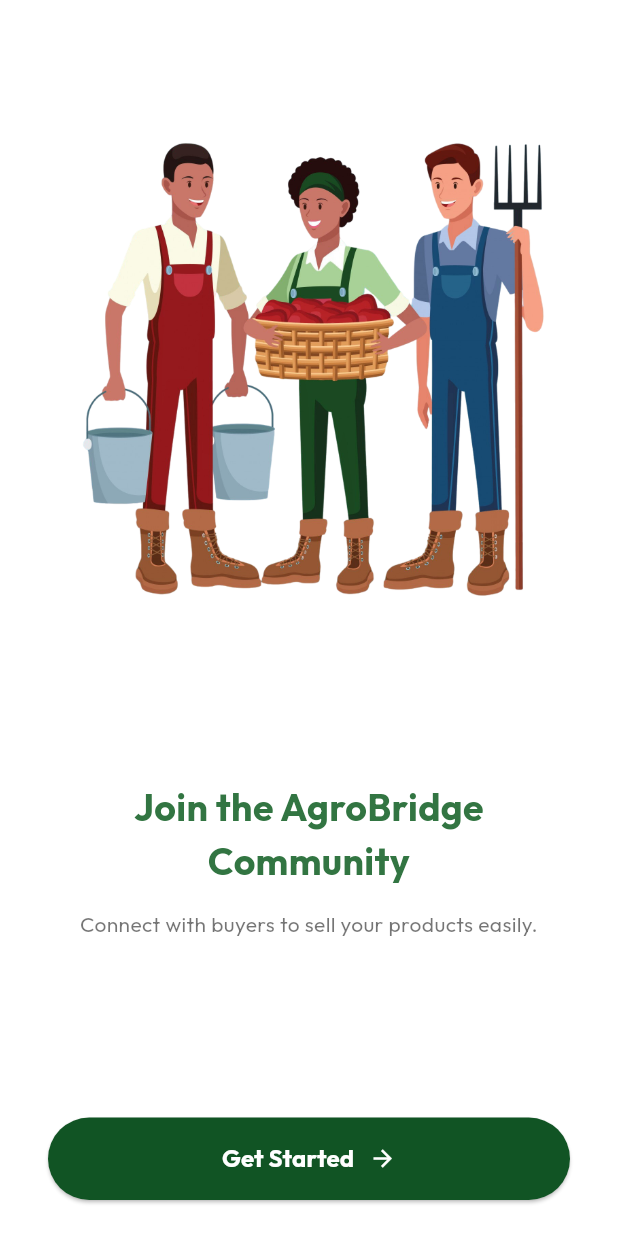
After one commit to ragupari/AgroBridge-FlutterApp, a Flutter app: the ProductSellingWelcomeScreen screen opened by its route, on a phone screen of 412 x 824 dp. The commit adds this screen. Run offline on Flutter 3.47's test engine with Material 3 defaults, Android fonts, the phone set to English and light mode, and no system bars; our stand-ins replace animate_do, flutter_dotenv, google_fonts, image_picker, shared_preferences; accounts and stored records are empty; network calls fail.

Commit message:
Change the UI of product selling

```diff
--- a/lib/main.dart
+++ b/lib/main.dart
@@ -6,6 +6,7 @@
 import 'package:green_stack/screens/otp_screen.dart';
 import 'package:green_stack/screens/product_screen.dart';
 import 'package:green_stack/screens/product_selling_screen.dart';
+import 'package:green_stack/screens/product_selling_welcome_screen.dart';
 import 'screens/login_screen.dart';
 import 'screens/signup_screen.dart';
 import 'screens/status_screen.dart';
@@ -50,6 +51,7 @@
         '/notifications': (_) => const AuthGuard(child: NotificationsScreen()),
         '/join': (_) => const JoinScreen(),
         '/sell-product': (_) => const AuthGuard(child: ProductSellingScreen()),
+        '/product-selling-welcome': (_) => const ProductSellingWelcomeScreen(),
       },
     );
   }
--- /dev/null
+++ b/lib/screens/product_selling_welcome_screen.dart
@@ -0,0 +1,97 @@
+import "package:flutter/material.dart";
+import 'package:green_stack/widgets/main_layout.dart';
+
+class ProductSellingWelcomeScreen extends StatelessWidget {
+  const ProductSellingWelcomeScreen({super.key});
+
+  @override
+  Widget build(BuildContext context) {
+    return Scaffold(
+      backgroundColor: Colors.white, // Optional: background color
+      body: SafeArea(
+        child: Column(
+          mainAxisAlignment: MainAxisAlignment.spaceBetween,
+          children: [
+            // Top illustration image
+            Padding(
+              padding: const EdgeInsets.only(top: 30),
+              child: Image.asset(
+                'images/AddProductBackround.png',
+                height: MediaQuery.of(context).size.height * 0.55,
+                fit: BoxFit.cover,
+              ),
+            ),
+
+            // Title & subtitle
+            Padding(
+              padding: const EdgeInsets.symmetric(horizontal: 24.0),
+              child: Column(
+                children: const [
+                  Text(
+                    "Join the AgroBridge Community",
+                    style: TextStyle(
+                      fontSize: 25,
+                      fontWeight: FontWeight.bold,
+                      color: Color.fromARGB(221, 19, 96, 37),
+                    ),
+                    textAlign: TextAlign.center,
+                  ),
+                  SizedBox(height: 14),
+                  Text(
+                    "Connect with buyers to sell your products easily.",
+                    style: TextStyle(
+                      fontSize: 14,
+                      color: Colors.black54,
+                      height: 1.4,
+                    ),
+                    textAlign: TextAlign.center,
+                  ),
+                ],
+              ),
+            ),
+
+            const SizedBox(height: 20),
+
+            // Get Started Button with arrow
+            Padding(
+              padding: const EdgeInsets.symmetric(
+                horizontal: 32.0,
+                vertical: 24,
+              ),
+              child: SizedBox(
+                width: double.infinity,
+                child: ElevatedButton(
+                  onPressed: () {
+                    Navigator.pushNamed(context, '/sell-product');
+                  },
+                  style: ElevatedButton.styleFrom(
+                    backgroundColor: const Color.fromARGB(255, 17, 84, 36),
+                    shape: RoundedRectangleBorder(
+                      borderRadius: BorderRadius.circular(30),
+                    ),
+                    padding: const EdgeInsets.symmetric(vertical: 16),
+                  ),
+                  child: const Row(
+                    mainAxisAlignment: MainAxisAlignment.center,
+                    children: [
+                      Text(
+                        "Get Started",
+                        style: TextStyle(
+                          fontSize: 16,
+                          fontWeight: FontWeight.bold,
+                          color: Colors.white,
+                        ),
+                      ),
+                      SizedBox(width: 10),
+                      Icon(Icons.arrow_forward, color: Colors.white),
+                    ],
+                  ),
+                ),
+              ),
+            ),
+          ],
+        ),
+      ),
+    );
+  }
+}
--- a/pubspec.yaml
+++ b/pubspec.yaml
@@ -41,6 +41,7 @@
   animate_do: ^3.0.0
   shared_preferences: ^2.5.3
   path_provider: ^2.1.2
+  intl: ^0.20.2
   # carousel_slider: ^4.1.1
 
 
@@ -80,8 +81,8 @@
     - images/vegetables.png
     - images/fruits.png
     - images/AgroBridge.png
-  #   - images/a_dot_burr.jpeg
-  #   - images/a_dot_ham.jpeg
+    - images/AddProductBackround.png
+    - images/Bg_Product_add.jpg
 
   # An image asset can refer to one or more resolution-specific "variants", see
   # https://flutter.dev/to/resolution-aware-images
```
Also changed, not shown: lib/screens/product_selling_screen.dart (+125 -37 lines), lib/widgets/main_layout.dart (+7 -5 lines), images/AddProductBackround.png (added), images/Bg_Product_add.jpg (added), pubspec.lock, 1 other file.
